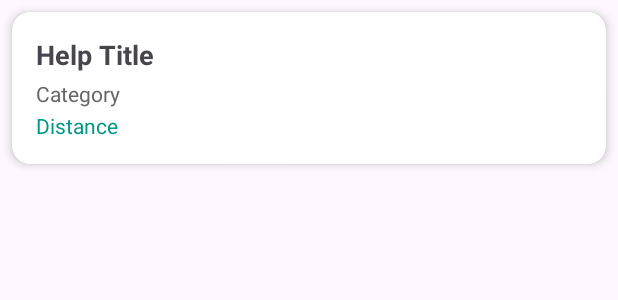
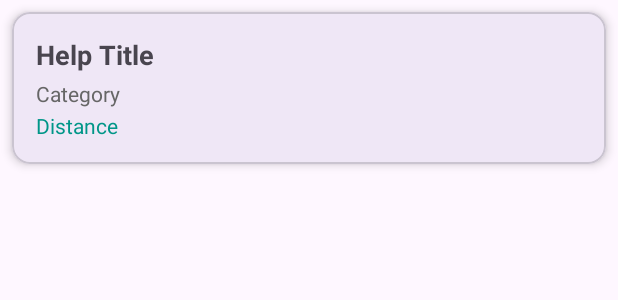
Before and after one commit to ayushsvt16/NeedNet, an Android app: the layout item_help_request.xml on its own in the app's theme, with its tools: preview values and no code run, on a phone screen of 412 x 824 dp. Shown: the top 300 px of the screen. Run offline under Robolectric (Android 15) with nearby library versions, the phone set to English and light mode, and no system bars.

Commit message:
fixed some bugs that caused app to crash

```diff
--- a/app/src/main/java/com/example/neednet/FindHelpActivity.kt
+++ b/app/src/main/java/com/example/neednet/FindHelpActivity.kt
@@ -27,7 +27,7 @@ class FindHelpActivity : AppCompatActivity() {
         requestHelpBtn = findViewById(R.id.btnRequestHelp)
 
         helpList.layoutManager = LinearLayoutManager(this)
-        helpList.adapter = HelpRequestAdapter(dummyHelpRequests)
+        helpList.adapter = HelpRequestAdapter(this, dummyHelpRequests)
 
         requestHelpBtn.setOnClickListener {
             // TODO: Navigate to RequestHelpActivity
--- a/app/src/main/java/com/example/neednet/HelpRequest.kt
+++ b/app/src/main/java/com/example/neednet/HelpRequest.kt
@@ -1,7 +1,7 @@
 package com.example.neednet
 
 data class HelpRequest(
-    val title: String,
-    val category: String,
-    val distance: String
+    val title: String = "",
+    val category: String = "",
+    val distance: String = ""
 )
--- a/app/src/main/res/layout/item_help_request.xml
+++ b/app/src/main/res/layout/item_help_request.xml
@@ -1,6 +1,7 @@
 <?xml version="1.0" encoding="utf-8"?>
-<androidx.cardview.widget.CardView xmlns:android="http://schemas.android.com/apk/res/android"
+<com.google.android.material.card.MaterialCardView xmlns:android="http://schemas.android.com/apk/res/android"
     xmlns:card_view="http://schemas.android.com/apk/res-auto"
+    android:id="@+id/cardHelpRequest"
     android:layout_width="match_parent"
     android:layout_height="wrap_content"
     card_view:cardCornerRadius="12dp"
@@ -14,7 +15,7 @@
         android:padding="16dp">
 
         <TextView
-            android:id="@+id/tvTitle"
+            android:id="@+id/textName"
             android:layout_width="wrap_content"
             android:layout_height="wrap_content"
             android:text="Help Title"
@@ -22,7 +23,7 @@
             android:textStyle="bold" />
 
         <TextView
-            android:id="@+id/tvCategory"
+            android:id="@+id/textDescription"
             android:layout_width="wrap_content"
             android:layout_height="wrap_content"
             android:text="Category"
@@ -31,7 +32,7 @@
             android:layout_marginTop="4dp" />
 
         <TextView
-            android:id="@+id/tvDistance"
+            android:id="@+id/textTime"
             android:layout_width="wrap_content"
             android:layout_height="wrap_content"
             android:text="Distance"
@@ -39,4 +40,4 @@
             android:textColor="#009688"
             android:layout_marginTop="2dp" />
     </LinearLayout>
-</androidx.cardview.widget.CardView>
+</com.google.android.material.card.MaterialCardView>
```
Also changed, not shown: app/src/main/java/com/example/neednet/HelpRequestAdapter.kt (+27 -13 lines), app/src/main/res/anim/click_animation.xml (+8 -3 lines).
